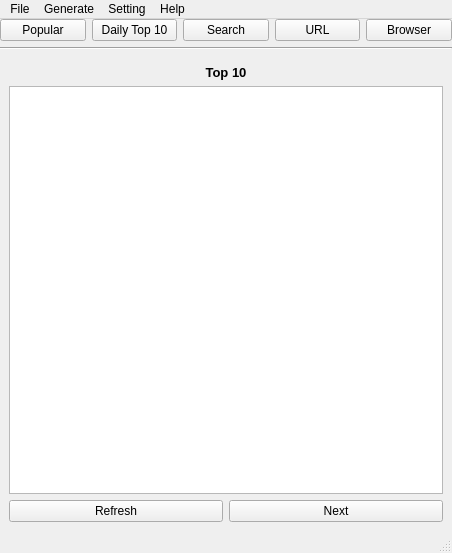
First picture: the form in dialogs/main.ui, repository m-haisham/MangaK-UI, before the edit.
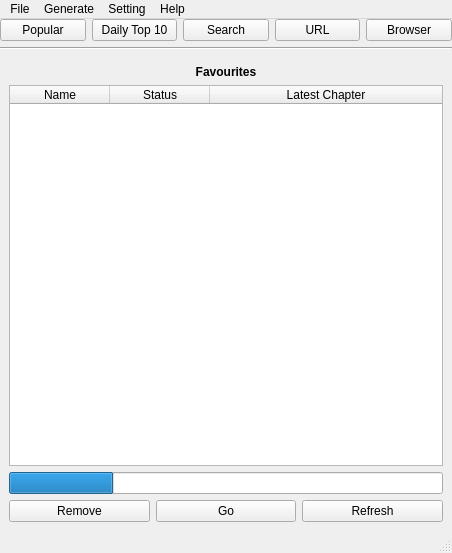
Second picture: the form after the edit.

Commit message: added files necessary for favourites implementation

Diff of the .ui file:
```diff
--- a/dialogs/main.ui
+++ b/dialogs/main.ui
@@ -102,7 +102,7 @@
       <item>
        <widget class="QStackedWidget" name="dynamicStack">
         <property name="currentIndex">
-         <number>5</number>
+         <number>6</number>
         </property>
         <widget class="QWidget" name="Search">
          <layout class="QGridLayout" name="gridLayout_2">
@@ -980,6 +980,101 @@
           </item>
          </layout>
         </widget>
+        <widget class="QWidget" name="Favourite">
+         <layout class="QGridLayout" name="gridLayout_13">
+          <item row="1" column="0">
+           <widget class="QTableWidget" name="FavouriteResultTable">
+            <property name="frameShape">
+             <enum>QFrame::StyledPanel</enum>
+            </property>
+            <property name="selectionMode">
+             <enum>QAbstractItemView::SingleSelection</enum>
+            </property>
+            <property name="cornerButtonEnabled">
+             <bool>false</bool>
+            </property>
+            <property name="rowCount">
+             <number>0</number>
+            </property>
+            <property name="columnCount">
+             <number>3</number>
+            </property>
+            <attribute name="horizontalHeaderStretchLastSection">
+             <bool>true</bool>
+            </attribute>
+            <attribute name="verticalHeaderStretchLastSection">
+             <bool>false</bool>
+            </attribute>
+            <column>
+             <property name="text">
+              <string>Name</string>
+             </property>
+            </column>
+            <column>
+             <property name="text">
+              <string>Status</string>
+             </property>
+            </column>
+            <column>
+             <property name="text">
+              <string>Latest Chapter</string>
+             </property>
+            </column>
+           </widget>
+          </item>
+          <item row="3" column="0">
+           <layout class="QHBoxLayout" name="horizontalLayout_7">
+            <item>
+             <widget class="QPushButton" name="FavouriteRemoveButton">
+              <property name="text">
+               <string>Remove</string>
+              </property>
+             </widget>
+            </item>
+            <item>
+             <widget class="QPushButton" name="FavouriteGoButton">
+              <property name="text">
+               <string>Go</string>
+              </property>
+             </widget>
+            </item>
+            <item>
+             <widget class="QPushButton" name="FavouriteRefreshButton">
+              <property name="text">
+               <string>Refresh</string>
+              </property>
+             </widget>
+            </item>
+           </layout>
+          </item>
+          <item row="2" column="0">
+           <widget class="QProgressBar" name="FavouriteProgressBar">
+            <property name="value">
+             <number>24</number>
+            </property>
+            <property name="textVisible">
+             <bool>false</bool>
+            </property>
+           </widget>
+          </item>
+          <item row="0" column="0">
+           <widget class="QLabel" name="label_2">
+            <property name="font">
+             <font>
+              <weight>75</weight>
+              <bold>true</bold>
+             </font>
+            </property>
+            <property name="text">
+             <string>Favourites</string>
+            </property>
+            <property name="alignment">
+             <set>Qt::AlignCenter</set>
+            </property>
+           </widget>
+          </item>
+         </layout>
+        </widget>
        </widget>
       </item>
      </layout>
```
The commit also changes 3 other files.
